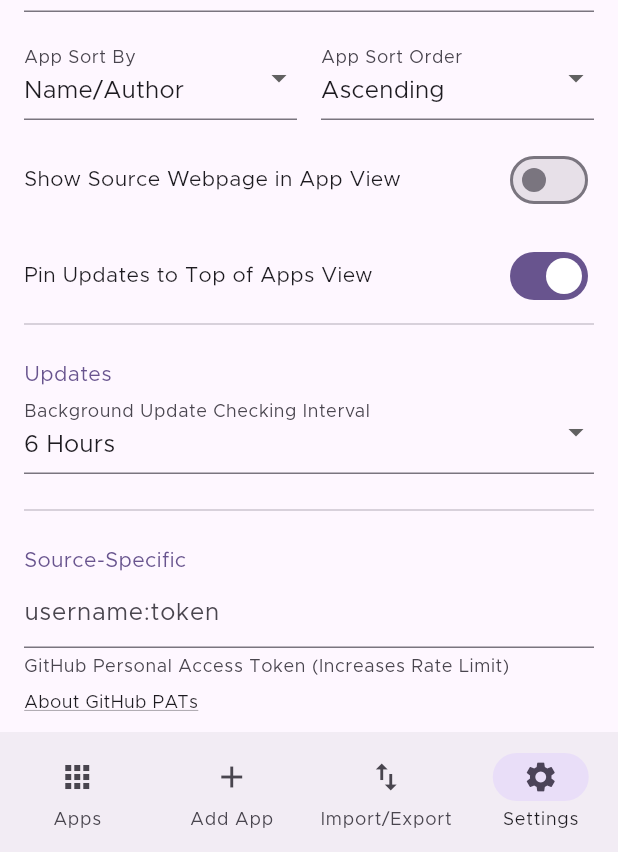
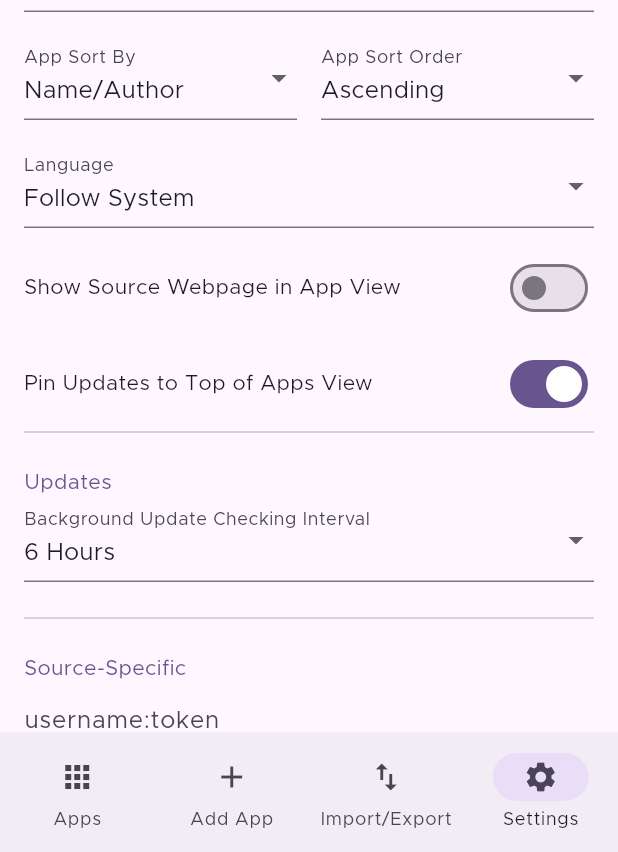
Before and after one commit to ownerroc/ObtainRoc, a Flutter app: the screen it shows after launch, item 4 of the bottom bar chosen, on a phone screen of 412 x 824 dp, the part 384-1236 px from its top. Run offline on Flutter 3.47's test engine with Material 2 defaults, Android fonts, the phone set to English and light mode, and no system bars; drawn by our look-alikes of dynamic_color; our stand-ins replace device_info_plus, easy_localization, file_picker, flutter_local_notifications, fluttertoast, permission_handler and 4 more; missing offline and left inert: android_alarm_manager_plus, flutter_fgbg, install_plugin_v2, installed_apps, package_archive_info; accounts and stored records are empty.

Commit message:
Added language setting (mostly working) - #165

```diff
--- a/assets/translations/de.json
+++ b/assets/translations/de.json
@@ -208,6 +208,7 @@
     "categoryDeleteWarning": "All Apps in deleted categories will be set to uncategorized.",
     "addCategory": "Add Category",
     "label": "Label",
+    "language": "Language",
     "tooManyRequestsTryAgainInMinutes": {
         "one": "Zu viele Anfragen (Rate begrenzt) - versuchen Sie es in {} Minute erneut",
         "other": "Zu viele Anfragen (Rate begrenzt) - versuchen Sie es in {} Minuten erneut"
--- a/assets/translations/en.json
+++ b/assets/translations/en.json
@@ -208,6 +208,7 @@
     "categoryDeleteWarning": "All Apps in deleted categories will be set to uncategorized.",
     "addCategory": "Add Category",
     "label": "Label",
+    "language": "Language",
     "tooManyRequestsTryAgainInMinutes": {
         "one": "Too many requests (rate limited) - try again in {} minute",
         "other": "Too many requests (rate limited) - try again in {} minutes"
--- a/assets/translations/hu.json
+++ b/assets/translations/hu.json
@@ -208,6 +208,7 @@
     "categoryDeleteWarning": "All Apps in deleted categories will be set to uncategorized.",
     "addCategory": "Add Category",
     "label": "Label",
+    "language": "Language",
     "tooManyRequestsTryAgainInMinutes": {
         "one": "Túl sok kérés (korlátozott arány) – próbálja újra {} perc múlva",
         "other": "Túl sok kérés (korlátozott arány) – próbálja újra {} perc múlva"
--- a/assets/translations/it.json
+++ b/assets/translations/it.json
@@ -208,6 +208,7 @@
     "categoryDeleteWarning": "All Apps in deleted categories will be set to uncategorized.",
     "addCategory": "Add Category",
     "label": "Label",
+    "language": "Language",
     "tooManyRequestsTryAgainInMinutes": {
         "one": "Troppe richieste (traffico limitato) - riprova tra {} minuto",
         "other": "Troppe richieste (traffico limitato) - riprova tra {} minuti"
--- a/assets/translations/ja.json
+++ b/assets/translations/ja.json
@@ -208,6 +208,7 @@
     "categoryDeleteWarning": "All Apps in deleted categories will be set to uncategorized.",
     "addCategory": "カテゴリを追加",
     "label": "ラベル",
+    "language": "Language",
     "tooManyRequestsTryAgainInMinutes": {
         "one": "リクエストが多すぎます（レート制限）- {}分後に再試行してください",
         "other": "リクエストが多すぎます（レート制限）- {}分後に再試行してください"
--- a/assets/translations/zh.json
+++ b/assets/translations/zh.json
@@ -208,6 +208,7 @@
     "categoryDeleteWarning": "All Apps in deleted categories will be set to uncategorized.",
     "addCategory": "Add Category",
     "label": "Label",
+    "language": "Language",
     "tooManyRequestsTryAgainInMinutes": {
         "one": "请求过多 (API 限制) - 在 {} 分钟后重试",
         "other": "请求过多 (API 限制) - 在 {} 分钟后重试"
--- a/lib/pages/settings.dart
+++ b/lib/pages/settings.dart
@@ -6,6 +6,7 @@ import 'package:obtainium/components/custom_app_bar.dart';
 import 'package:obtainium/components/generated_form.dart';
 import 'package:obtainium/components/generated_form_modal.dart';
 import 'package:obtainium/custom_errors.dart';
+import 'package:obtainium/main.dart';
 import 'package:obtainium/providers/apps_provider.dart';
 import 'package:obtainium/providers/logs_provider.dart';
 import 'package:obtainium/providers/settings_provider.dart';
@@ -129,6 +130,25 @@ class _SettingsPageState extends State<SettingsPage> {
           }
         });
 
+    var localeDropdown = DropdownButtonFormField(
+        decoration: InputDecoration(labelText: tr('language')),
+        value: settingsProvider.forcedLocale,
+        items: [
+          DropdownMenuItem(
+            value: null,
+            child: Text(tr('followSystem')),
+          ),
+          ...supportedLocales.map((e) => DropdownMenuItem(
+                value: e.toLanguageTag(),
+                child: Text(e.toLanguageTag().toUpperCase()),
+              ))
+        ],
+        onChanged: (value) {
+          settingsProvider.forcedLocale = value;
+          context.setLocale(Locale(settingsProvider.forcedLocale ??
+              context.fallbackLocale!.languageCode));
+        });
+
     var intervalDropdown = DropdownButtonFormField(
         decoration: InputDecoration(labelText: tr('bgUpdateCheckInterval')),
         value: settingsProvider.updateInterval,
@@ -209,6 +229,8 @@ class _SettingsPageState extends State<SettingsPage> {
                                 Expanded(child: orderDropdown),
                               ],
                             ),
+                            height16,
+                            localeDropdown,
                             height16,
                             Row(
                               mainAxisAlignment: MainAxisAlignment.spaceBetween,
--- a/lib/providers/settings_provider.dart
+++ b/lib/providers/settings_provider.dart
@@ -7,6 +7,7 @@ import 'package:flutter/material.dart';
 import 'package:fluttertoast/fluttertoast.dart';
 import 'package:obtainium/app_sources/github.dart';
 import 'package:obtainium/components/generated_form.dart';
+import 'package:obtainium/main.dart';
 import 'package:permission_handler/permission_handler.dart';
 import 'package:shared_preferences/shared_preferences.dart';
 
@@ -164,4 +165,24 @@ class SettingsProvider with ChangeNotifier {
         ...categories.entries.map((e) => MapEntry(e.key, e.key)).toList()
       ],
       defaultValue: initCategory);
+
+  String? get forcedLocale {
+    var fl = prefs?.getString('forcedLocale');
+    return supportedLocales
+            .where((element) => element.toLanguageTag() == fl)
+            .isNotEmpty
+        ? fl
+        : null;
+  }
+
+  set forcedLocale(String? fl) {
+    if (fl == null) {
+      prefs?.remove('forcedLocale');
+    } else if (supportedLocales
+        .where((element) => element.toLanguageTag() == fl)
+        .isNotEmpty) {
+      prefs?.setString('forcedLocale', fl);
+    }
+    notifyListeners();
+  }
 }
```
